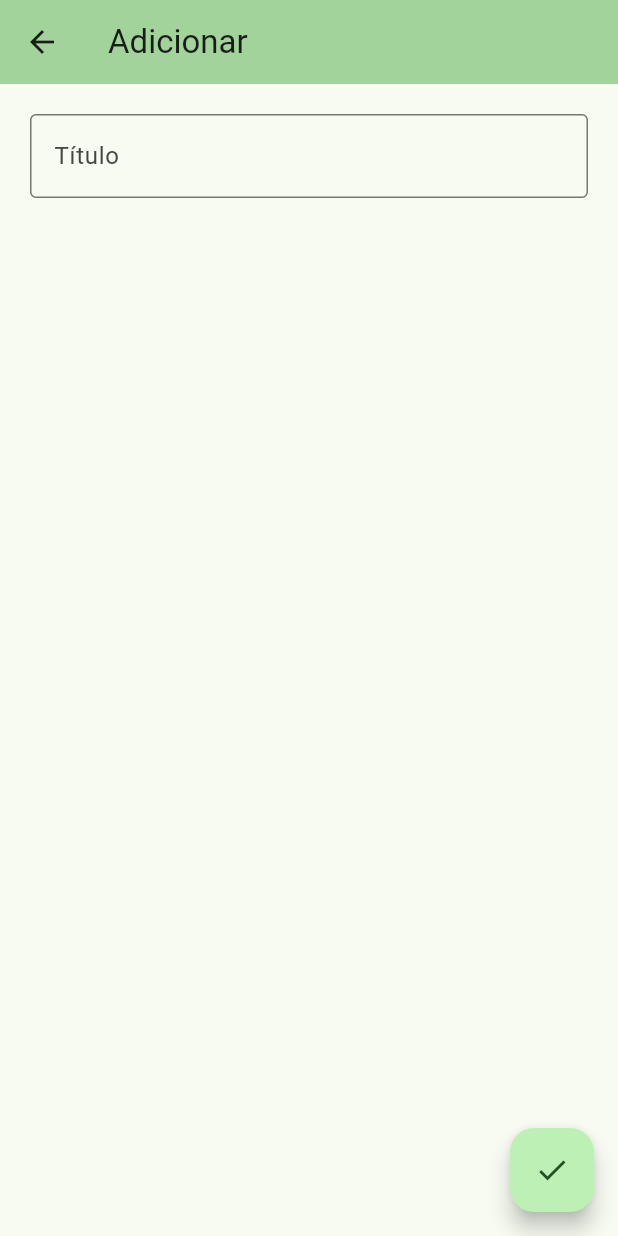
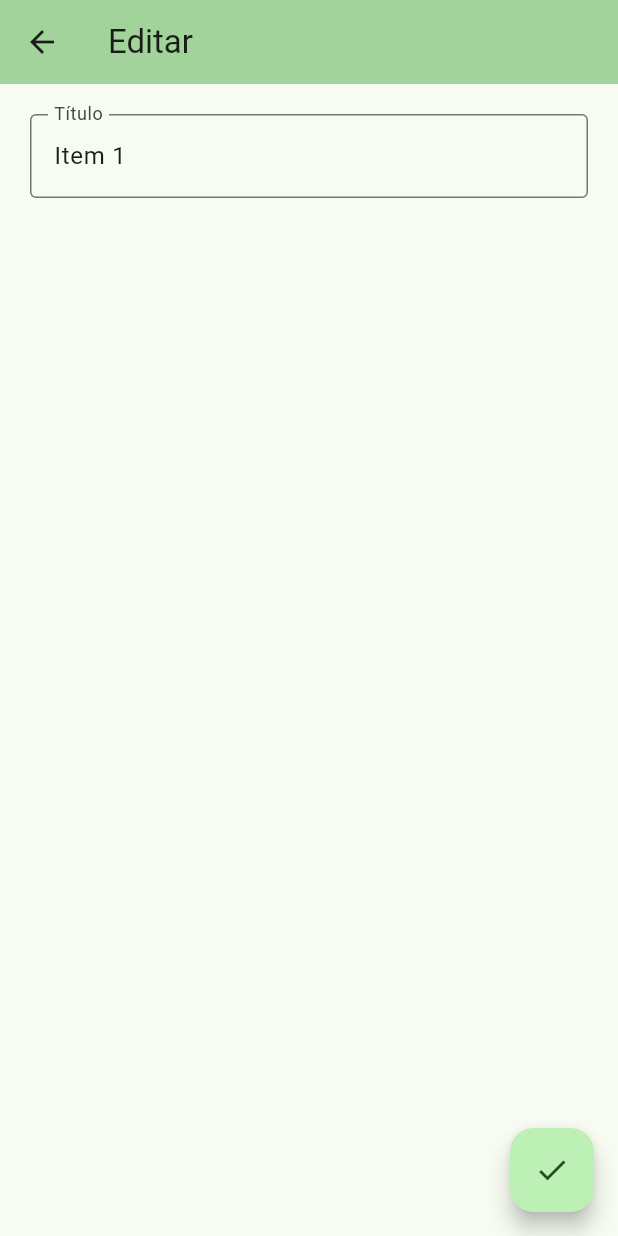
Before and after one commit to IgorAugst/todo_flutter, a Flutter app: the screen it shows after launch, after a tap on "Item 1", on a phone screen of 412 x 824 dp. Run offline on Flutter 3.47's test engine with Material 3 defaults, Android fonts, the phone set to English and light mode, and no system bars.

Commit message:
Implementa edição de item

```diff
--- a/lib/item_page.dart
+++ b/lib/item_page.dart
@@ -4,17 +4,20 @@ import 'package:todo_flutter/todo_item.dart';
 import 'package:todo_flutter/todo_provider.dart';
 
 class ItemPage extends StatelessWidget {
-  const ItemPage({super.key});
+  final String title;
+  final TodoItem? item;
+
+  const ItemPage({super.key, required this.title, this.item});
 
   @override
   Widget build(BuildContext context) {
-    final TextEditingController _controller = TextEditingController();
+    final TextEditingController _controller = TextEditingController(text: item?.title);
 
     return Consumer<TodoProvider>(
       builder: (context, todoProvider, child) {
         return Scaffold(
           appBar: AppBar(
-            title: Text("Adicionar"),
+            title: Text(title),
             backgroundColor: Theme.of(context).colorScheme.inversePrimary,
           ),
           body: Padding(
@@ -23,6 +26,7 @@ class ItemPage extends StatelessWidget {
               children: [
                 TextField(
                   controller: _controller,
+
                   decoration: const InputDecoration(
                     border: OutlineInputBorder(),
                     labelText: 'Título',
@@ -37,7 +41,11 @@ class ItemPage extends StatelessWidget {
           ),
           floatingActionButton: FloatingActionButton(
             onPressed: () {
-              todoProvider.addItem(TodoItem(title: _controller.text));
+              if (item != null){
+                todoProvider.updateItem(item!, TodoItem(title: _controller.text));
+              } else {
+                todoProvider.addItem(TodoItem(title: _controller.text));
+              }
               Navigator.pop(context);
             },
             tooltip: "Salvar",
--- a/lib/main.dart
+++ b/lib/main.dart
@@ -55,8 +55,12 @@ class _MyHomePageState extends State<MyHomePage> {
   }
 
   void _openItemPage({required BuildContext context, TodoItem? item}) {
-    Navigator.push(context, MaterialPageRoute(builder: (context) => ItemPage()))
-        .then((_) {
+    Navigator.push(
+        context,
+        MaterialPageRoute(
+            builder: (context) => ItemPage(
+                title: item == null ? "Adicionar" : "Editar",
+                item: item))).then((_) {
       _onItemTapped(0);
     });
   }
--- a/lib/todo_item.dart
+++ b/lib/todo_item.dart
@@ -6,6 +6,11 @@ class TodoItem implements Comparable{
 
   void toggleDone(){
     isDone = !isDone;
+  }
+
+  void updateFrom(TodoItem item){
+    title = item.title;
+    isDone = item.isDone;
   }
 
   @override
--- a/lib/todo_provider.dart
+++ b/lib/todo_provider.dart
@@ -60,4 +60,10 @@ class TodoProvider extends ChangeNotifier {
     _sortItems();
     notifyListeners();
   }
+
+  void updateItem(TodoItem oldItem, TodoItem newItem){
+    oldItem.updateFrom(newItem);
+    _sortItems();
+    notifyListeners();
+  }
 }
```
